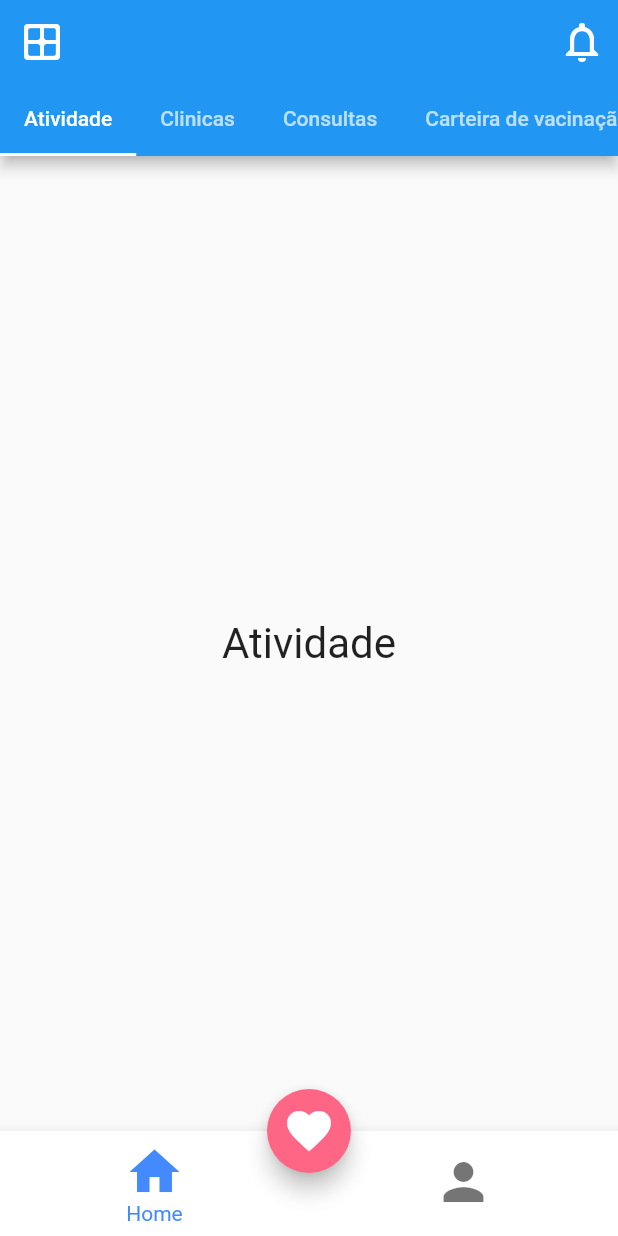
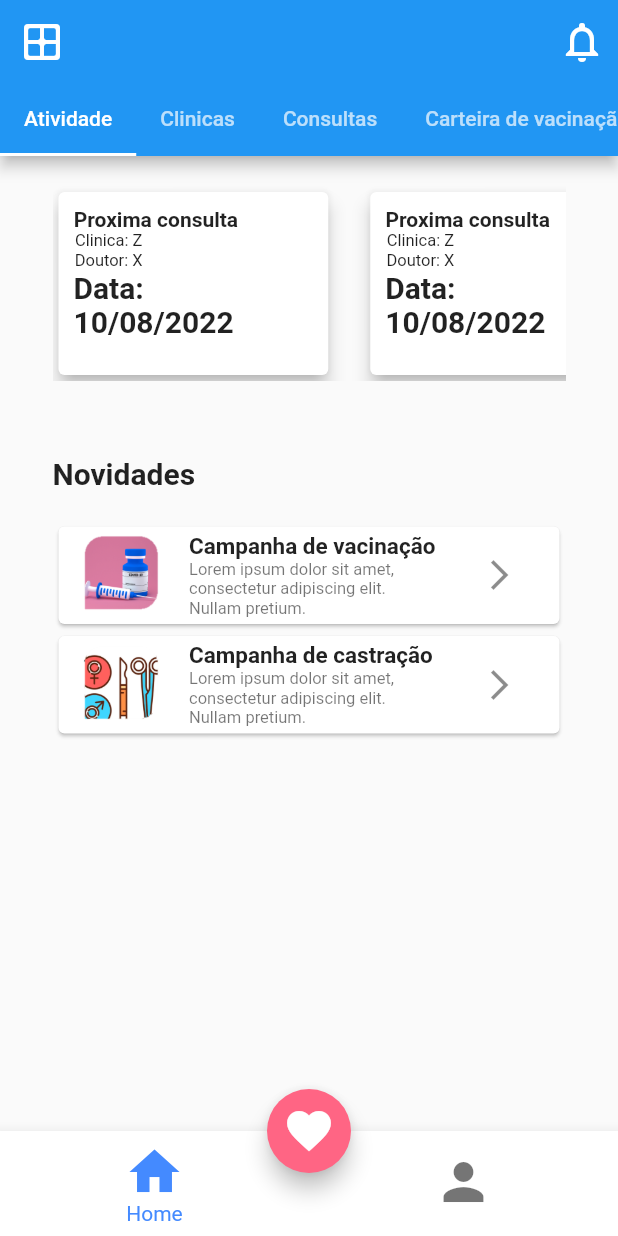
Before and after one commit to GabeMagalhaes/iVet, a Flutter app: the Home screen opened by its route, on a phone screen of 412 x 824 dp. Run offline on Flutter 3.47's test engine with Material 2 defaults, Android fonts, the phone set to English and light mode, and no system bars.

Commit message:
Criação tela atividades

```diff
--- /dev/null
+++ b/ivet/lib/view/atividade.dart
@@ -0,0 +1,162 @@
+import 'dart:ui';
+
+import 'package:flutter/material.dart';
+
+class Atividade extends StatelessWidget {
+  const Atividade({Key? key}) : super(key: key);
+
+  @override
+  Widget build(BuildContext context) {
+    return Padding(
+      padding: const EdgeInsets.only(left: 35, top: 20, right: 35),
+      child: Column(
+        crossAxisAlignment: CrossAxisAlignment.start,
+        children: [
+          SizedBox(
+            height: 130,
+            child: ListView.separated(
+                padding: EdgeInsets.only(),
+                scrollDirection: Axis.horizontal,
+                itemBuilder: (context, index) {
+                  return buildCard();
+                },
+                separatorBuilder: (context, index) {
+                  return const SizedBox(
+                    width: 20,
+                  );
+                },
+                itemCount: 4),
+          ),
+          SizedBox(
+            height: 50,
+          ),
+          Text(
+            'Novidades',
+            style: TextStyle(fontSize: 20, fontWeight: FontWeight.bold),
+          ),
+          SizedBox(
+            height: 20,
+          ),
+          Column(
+            children: [
+              Card(
+                  child: ListTile(
+                leading: Image.asset(
+                  'images/noticia1.png',
+                  width: 55,
+                  height: 55,
+                ),
+                title: Text(
+                  'Campanha de vacinação',
+                  style: TextStyle(fontSize: 15, fontWeight: FontWeight.bold),
+                ),
+                subtitle: Text(
+                  'Lorem ipsum dolor sit amet, consectetur adipiscing elit. Nullam pretium.',
+                  style: TextStyle(fontSize: 11),
+                ),
+                trailing: IconButton(
+                    icon: Icon(Icons.arrow_forward_ios), onPressed: () {}),
+              )),
+              Card(
+                  child: ListTile(
+                leading: Image.asset(
+                  'images/noticia2.png',
+                  width: 55,
+                  height: 55,
+                ),
+                title: Text(
+                  'Campanha de castração',
+                  style: TextStyle(fontSize: 15, fontWeight: FontWeight.bold),
+                ),
+                subtitle: Text(
+                  'Lorem ipsum dolor sit amet, consectetur adipiscing elit. Nullam pretium.',
+                  style: TextStyle(fontSize: 11),
+                ),
+                trailing: IconButton(
+                    icon: Icon(Icons.arrow_forward_ios), onPressed: () {}),
+              )),
+            ],
+          )
+        ],
+      ),
+    );
+  }
+}
+
+Widget buildCard() => Card(
+      elevation: 5,
+      child: Padding(
+        padding: const EdgeInsets.all(10.0),
+        child: Column(
+          mainAxisSize: MainAxisSize.min,
+          children: [
+            Row(
+              children: [
+                Text(
+                  'Proxima consulta',
+                  style: TextStyle(fontWeight: FontWeight.bold),
+                ),
+                SizedBox(
+                  width: 50,
+                )
+              ],
+            ),
+            Row(
+              children: [
+                Text(
+                  'Clinica: Z',
+                  style: TextStyle(fontSize: 11),
+                ),
+                SizedBox(
+                  width: 113,
+                ),
+              ],
+            ),
+            Row(
+              children: [
+                Text(
+                  'Doutor: X',
+                  style: TextStyle(fontSize: 11),
+                ),
+                SizedBox(
+                  width: 113,
+                ),
+              ],
+            ),
+            Row(
+              children: [
+                Column(
+                  crossAxisAlignment: CrossAxisAlignment.start,
+                  children: [
+                    Row(
+                      children: [
+                        Text(
+                          'Data:',
+                          style: TextStyle(
+                              fontSize: 20, fontWeight: FontWeight.bold),
+                        ),
+                        SizedBox(
+                          width: 113,
+                        )
+                      ],
+                    ),
+                    Row(
+                      children: [
+                        Text(
+                          '10/08/2022',
+                          style: TextStyle(
+                              fontSize: 20, fontWeight: FontWeight.bold),
+                        ),
+                        SizedBox(
+                          width: 0,
+                        )
+                      ],
+                    ),
+                  ],
+                ),
+              ],
+            ),
+          ],
+        ),
+      ),
+    );
--- a/ivet/lib/view/home.dart
+++ b/ivet/lib/view/home.dart
@@ -1,4 +1,5 @@
 import 'package:flutter/material.dart';
+import 'package:ivet/view/atividade.dart';
 
 class Home extends StatefulWidget {
   const Home({Key? key}) : super(key: key);
@@ -12,7 +13,7 @@ class _HomeState extends State<Home> {
   final screens = [
     TabBarView(
       children: [
-        mostrarTela('Atividade'),
+        Atividade(),
         mostrarTela('Clínicas'),
         mostrarTela('Consultas'),
         mostrarTela('Carteira de vacinação'),
--- a/ivet/pubspec.yaml
+++ b/ivet/pubspec.yaml
@@ -61,6 +61,8 @@ flutter:
   assets:
    - images/doggy.png
    - images/welcomeimg.png
+   - images/noticia1.png
+   - images/noticia2.png
   #   - images/a_dot_ham.jpeg
 
   # An image asset can refer to one or more resolution-specific "variants", see
```
Also changed, not shown: ivet/images/noticia1.png (added), ivet/images/noticia2.png (added).
